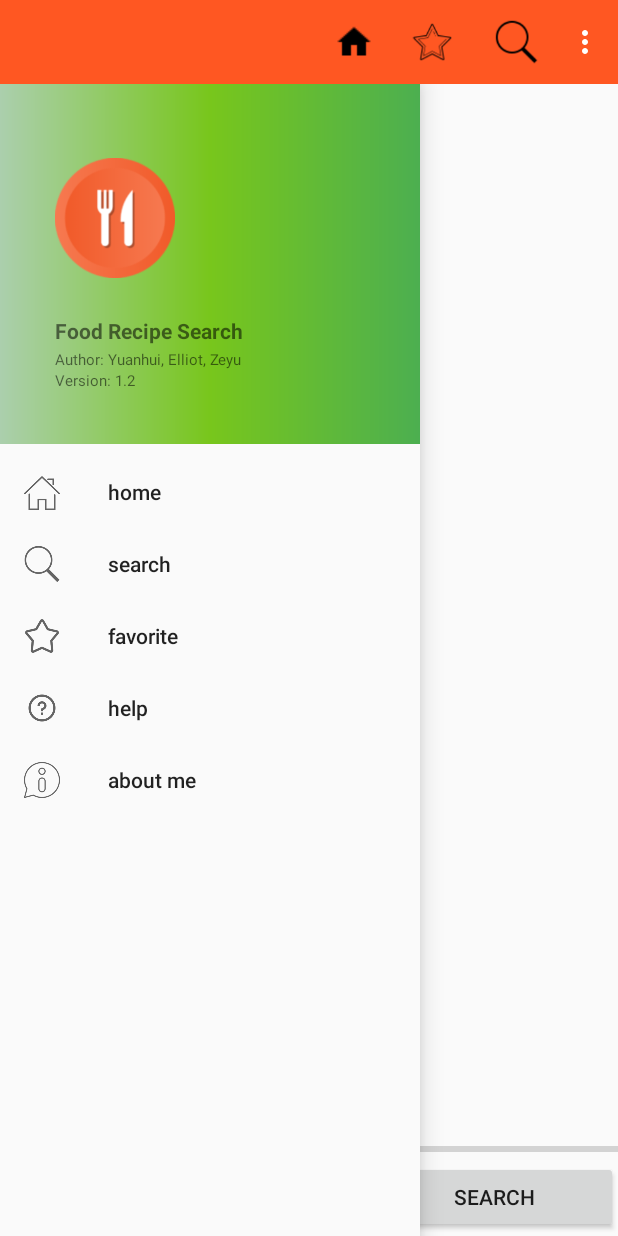
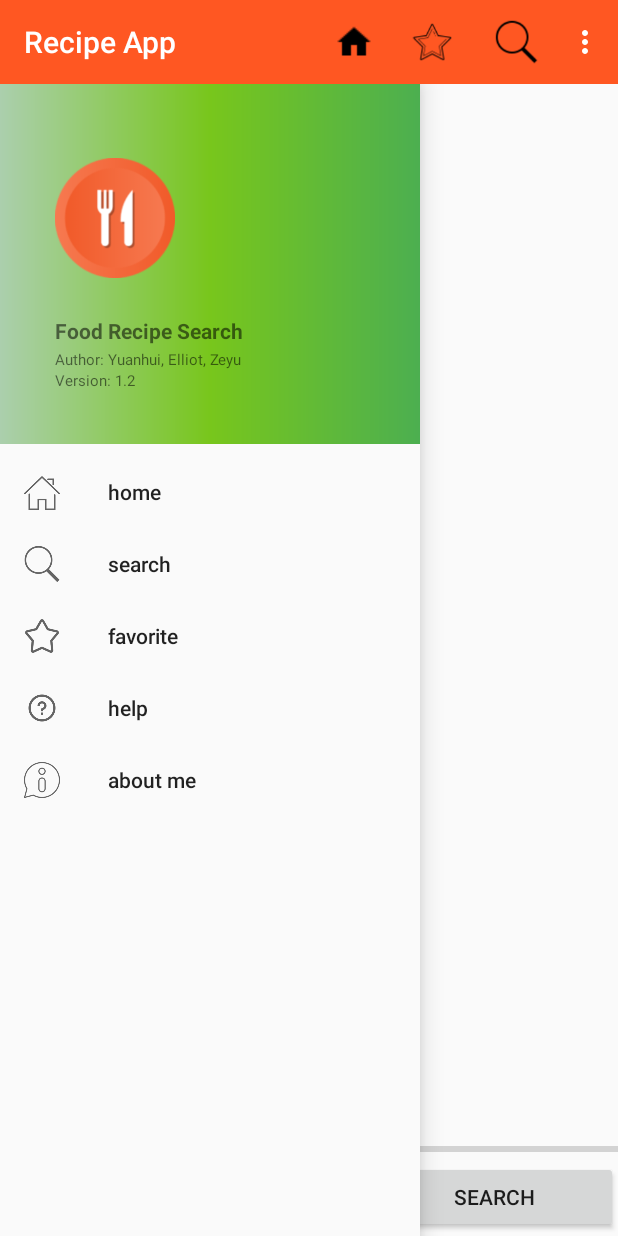
Before and after one commit to ZeyuLiAlgonquin/CST2335-final-project, an Android app: the RecipeSearch screen opened directly, with no data from a screen before it, with the side drawer open, on a phone screen of 412 x 824 dp. Run offline under Robolectric (Android 15) with nearby library versions, the phone set to English and light mode, and no system bars.

Commit message:
main page works, can go to others with toolbar or drawer, toast when click home

```diff
--- a/app/src/main/java/com/example/recipeapp/Recipe/RecipeSearch.java
+++ b/app/src/main/java/com/example/recipeapp/Recipe/RecipeSearch.java
@@ -57,8 +57,8 @@ public class RecipeSearch extends AppCompatActivity {
         super.onCreate(savedInstanceState);
         setContentView(R.layout.recipe_activity);
 
-//        toolbar = (Toolbar) findViewById(R.id.recipe_toolbar);
-//        setSupportActionBar(toolbar);
+        toolbar = (Toolbar) findViewById(R.id.recipe_toolbar);
+        setSupportActionBar(toolbar);
         searchButton = findViewById(R.id.recipeSearchButton);
         searchText = findViewById(R.id.searchEditText);
         list = findViewById(R.id.recipeListView);
--- a/app/src/main/res/layout/recipe_activity.xml
+++ b/app/src/main/res/layout/recipe_activity.xml
@@ -55,5 +55,5 @@
     </LinearLayout>
     <include
         layout="@layout/recipe_toolbar_drawer"
-        android:id="@+id/recipe_toolbar" />
+        android:id="@+id/Linear_toolbar_drawer" />
 </RelativeLayout>
--- a/app/src/main/res/layout/recipe_toolbar_drawer.xml
+++ b/app/src/main/res/layout/recipe_toolbar_drawer.xml
@@ -2,11 +2,12 @@
 <LinearLayout xmlns:android="http://schemas.android.com/apk/res/android"
     xmlns:app="http://schemas.android.com/apk/res-auto"
     xmlns:tools="http://schemas.android.com/tools"
+    android:id="@+id/Linear_toolbar_drawer"
     android:layout_width="match_parent"
     android:layout_height="match_parent"
-    tools:context=".Recipe.RecipeMain"
+    android:fitsSystemWindows="true"
     android:orientation="vertical"
-    android:fitsSystemWindows="true" >
+    tools:context=".Recipe.RecipeMain">
 
     <androidx.appcompat.widget.Toolbar
         android:id="@+id/recipe_toolbar"
```
Lines whose indentation alone changed are shown as unchanged.
